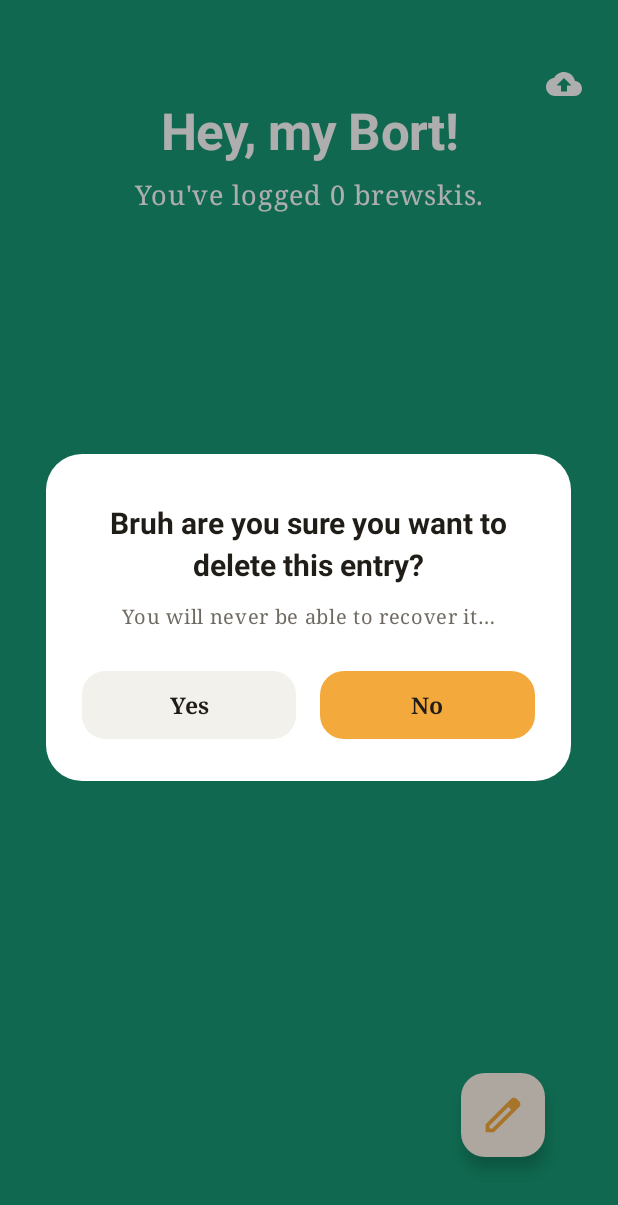
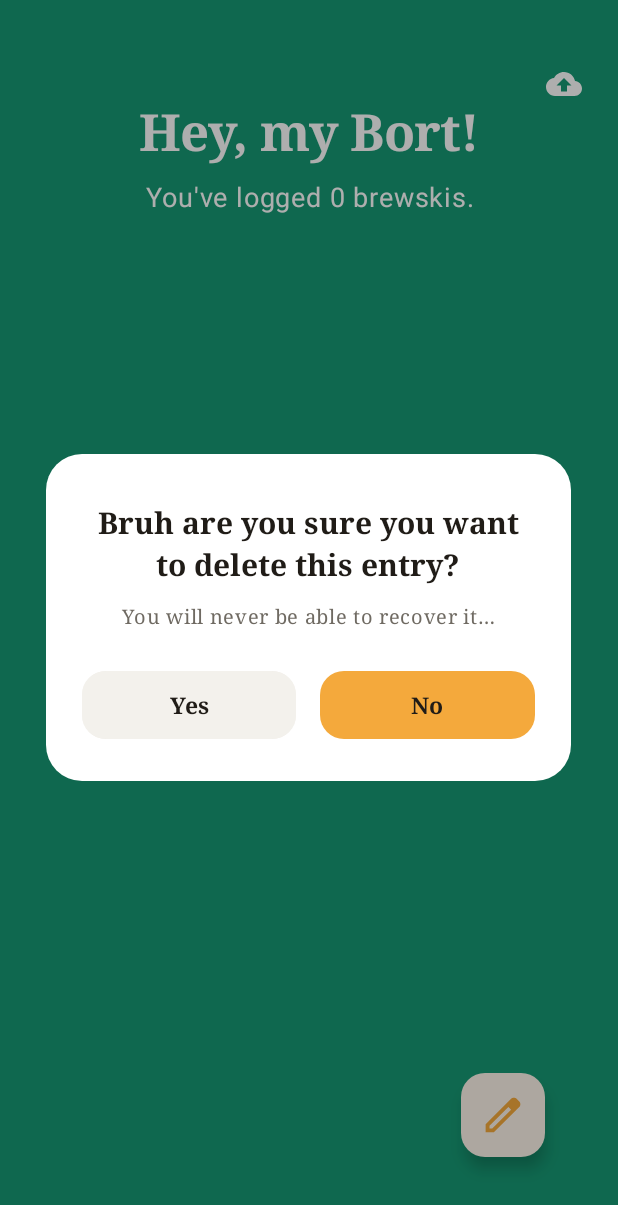
Before and after one commit to efeerhan/AleX, an Android app: the fragment YouSureFragment placed in its activity, on a phone screen of 412 x 824 dp. Shown: the top 1205 px of the screen. Run offline under Robolectric (Android 15) with nearby library versions, the light colour scheme and no system bars; our stand-ins replace Firebase (no records; nobody signed in at launch, a user with empty details on screens opened directly), Room's generated code.

Commit message:
fix(fonts): adjust serif/sans-serif

```diff
--- a/app/src/main/res/layout/main.xml
+++ b/app/src/main/res/layout/main.xml
@@ -37,6 +37,8 @@
             android:text="@string/descPlaceholder"
             android:textAlignment="center"
             android:textAppearance="@style/TextAppearance.AleX.BodyLarge"
+            android:fontFamily="sans-serif"
+            app:fontFamily="sans-serif"
             android:textColor="@color/white" />
 
         <androidx.recyclerview.widget.RecyclerView
--- a/app/src/main/res/values/styles.xml
+++ b/app/src/main/res/values/styles.xml
@@ -2,9 +2,9 @@
 <resources xmlns:tools="http://schemas.android.com/tools">
 
     <!-- ============================================================
-         TYPE SCALE  ·  Editorial contrast
-         Display / headings  = sans   (Roboto), bold for weight
-         Everything else (body, buttons, inputs) = serif (Noto Serif)
+         TYPE SCALE  ·  Editorial contrast (per-element mix)
+         Display + Title = serif; Headline = sans; body/buttons/inputs = serif.
+         howMany ("you've logged…") is overridden to sans in main.xml.
 
          IMPORTANT: both `fontFamily` (AppCompat, no prefix) AND
          `android:fontFamily` are set. AppCompatTextView reads the
@@ -15,9 +15,9 @@
          ============================================================ -->
 
     <style name="TextAppearance.AleX.Display" parent="TextAppearance.Material3.HeadlineLarge">
-        <item name="fontFamily">sans-serif</item>
-        <item name="android:fontFamily">sans-serif</item>
-        <item name="android:textStyle">bold</item>
+        <item name="fontFamily">serif</item>
+        <item name="android:fontFamily">serif</item>
+        <item name="android:textFontWeight">600</item>
         <item name="android:textSize">34sp</item>
         <item name="android:letterSpacing">-0.015</item>
         <item name="android:textColor">@color/ink</item>
@@ -33,8 +33,8 @@
     </style>
 
     <style name="TextAppearance.AleX.Title" parent="TextAppearance.Material3.TitleLarge">
-        <item name="fontFamily">sans-serif</item>
-        <item name="android:fontFamily">sans-serif</item>
+        <item name="fontFamily">serif</item>
+        <item name="android:fontFamily">serif</item>
         <item name="android:textStyle">bold</item>
         <item name="android:textSize">20sp</item>
         <item name="android:textColor">@color/ink</item>
```
